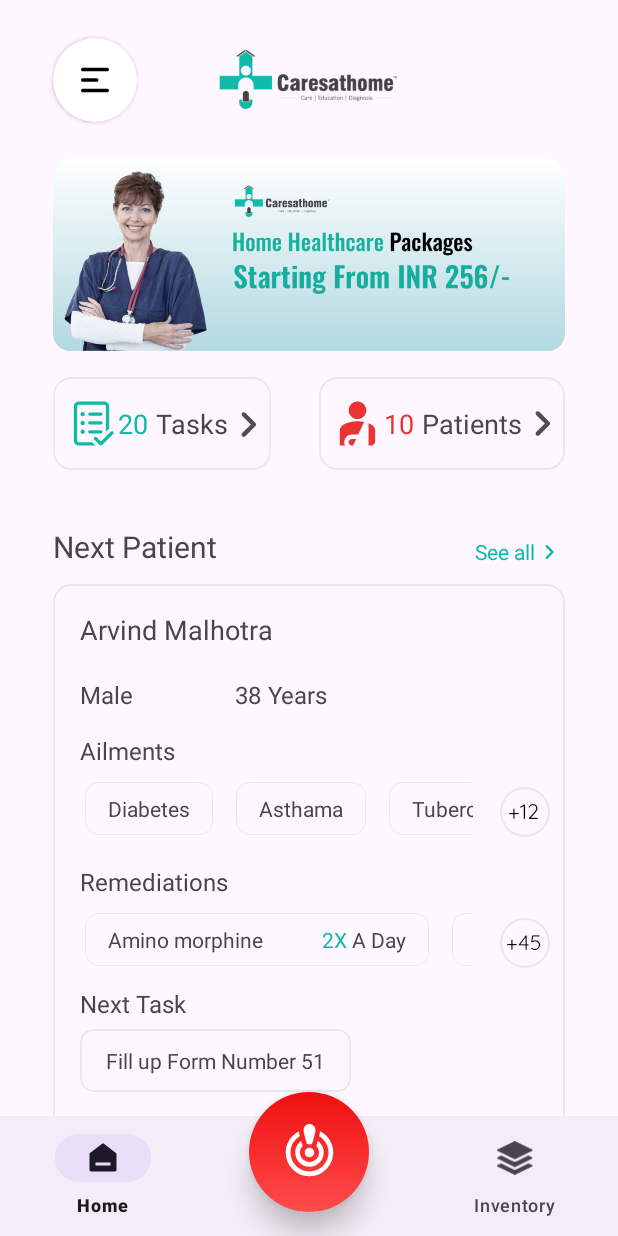
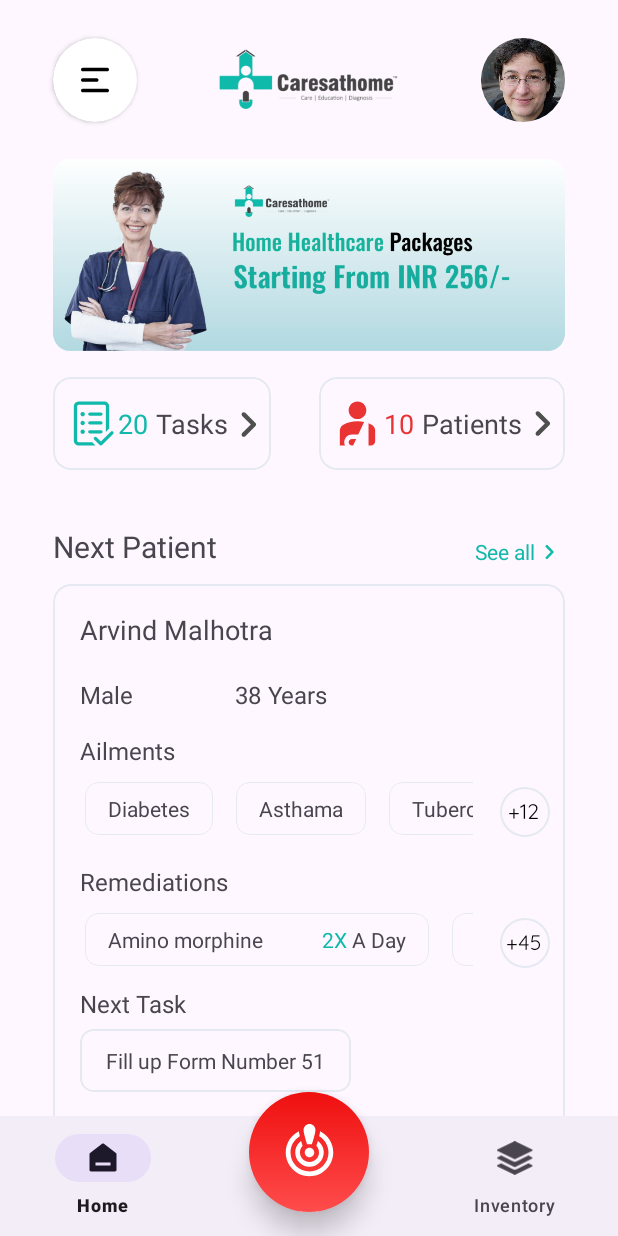
Before and after one commit to nigroborgin/semester-work-androidapp-caresathome, an Android app: the screen it shows after launch (MainActivity), on a phone screen of 412 x 824 dp. Run offline under Robolectric (Android 15) with nearby library versions, the phone set to English and light mode, and no system bars.

Commit message:
add: onClick-listeners for main activity

```diff
--- a/app/src/main/res/layout/activity_main.xml
+++ b/app/src/main/res/layout/activity_main.xml
@@ -7,6 +7,45 @@
     android:layout_height="match_parent"
     android:foregroundTint="#FFFFFF"
     tools:context=".activity.MainActivity">
+
+    <com.google.android.material.card.MaterialCardView
+        android:id="@+id/cvAvatar"
+        android:layout_width="56dp"
+        android:layout_height="56dp"
+
+        android:layout_marginTop="25dp"
+        android:layout_marginEnd="35dp"
+        app:layout_constraintEnd_toEndOf="parent"
+        app:layout_constraintTop_toTopOf="parent"
+
+        app:cardCornerRadius="56dp"
+        android:outlineAmbientShadowColor="@color/transparent"
+        android:outlineSpotShadowColor="@color/transparent"
+        app:cardBackgroundColor="@color/transparent"
+        app:cardForegroundColor="@color/transparent"
+        app:rippleColor="@color/transparent"
+        app:strokeColor="@color/transparent"
+
+        android:clickable="true"
+        android:onClick="onClickGoMyProfile">
+
+        <androidx.constraintlayout.widget.ConstraintLayout
+            android:id="@+id/clAvatar"
+            android:layout_width="match_parent"
+            android:layout_height="match_parent">
+
+            <ImageView
+                android:id="@+id/imAvatar"
+                android:layout_width="0dp"
+                android:layout_height="0dp"
+                app:layout_constraintBottom_toBottomOf="parent"
+                app:layout_constraintEnd_toEndOf="parent"
+                app:layout_constraintStart_toStartOf="parent"
+                app:layout_constraintTop_toTopOf="parent"
+                app:srcCompat="@drawable/im_avatar_default"
+                tools:srcCompat="@tools:sample/avatars" />
+        </androidx.constraintlayout.widget.ConstraintLayout>
+    </com.google.android.material.card.MaterialCardView>
 
     <androidx.cardview.widget.CardView
         android:id="@+id/cvNavBar"
@@ -23,11 +62,12 @@
         app:layout_constraintTop_toTopOf="parent">
 
         <androidx.constraintlayout.widget.ConstraintLayout
+            android:id="@+id/clNavBar"
             android:layout_width="match_parent"
             android:layout_height="match_parent">
 
             <ImageView
-                android:id="@+id/imageView"
+                android:id="@+id/imNavBar"
                 android:layout_width="28dp"
                 android:layout_height="28dp"
                 app:layout_constraintBottom_toBottomOf="parent"
@@ -47,17 +87,6 @@
         app:layout_constraintStart_toStartOf="parent"
         app:layout_constraintTop_toTopOf="parent"
         app:srcCompat="@drawable/im_viewlogo" />
-
-    <ImageView
-        android:id="@+id/imAvatar"
-        android:layout_width="56dp"
-        android:layout_height="56dp"
-        android:layout_marginTop="25dp"
-        android:layout_marginEnd="35dp"
-        android:clickable="true"
-        app:layout_constraintEnd_toEndOf="parent"
-        app:layout_constraintTop_toTopOf="parent"
-        tools:srcCompat="@tools:sample/avatars" />
 
     <ScrollView
         android:id="@+id/scrollView"
@@ -89,14 +118,12 @@
                 android:id="@+id/cvTasks"
                 android:layout_width="wrap_content"
                 android:layout_height="62dp"
-
                 android:layout_marginStart="35dp"
                 android:layout_marginTop="17dp"
                 android:clickable="true"
-
+                android:onClick="onClickGoMyTasks"
                 android:outlineAmbientShadowColor="@color/transparent"
                 android:outlineSpotShadowColor="@color/transparent"
-
                 app:cardBackgroundColor="@color/transparent"
                 app:cardCornerRadius="12dp"
                 app:cardForegroundColor="@color/transparent"
@@ -166,16 +193,14 @@
                 android:id="@+id/cvPatients"
                 android:layout_width="wrap_content"
                 android:layout_height="62dp"
-
                 android:layout_marginTop="17dp"
                 android:layout_marginEnd="35dp"
                 android:clickable="true"
+                android:onClick="onClickGoMyPatients"
                 android:outlineAmbientShadowColor="@color/transparent"
                 android:outlineSpotShadowColor="@color/transparent"
-
                 app:cardBackgroundColor="@color/transparent"
                 app:cardCornerRadius="12dp"
-
                 app:cardForegroundColor="@color/transparent"
                 app:layout_constraintBottom_toBottomOf="@+id/cvTasks"
                 app:layout_constraintEnd_toEndOf="parent"
@@ -256,6 +281,7 @@
                 android:layout_height="20dp"
                 android:layout_marginEnd="35dp"
                 android:clickable="true"
+                android:onClick="onClickGoMyPatients"
                 app:layout_constraintBottom_toBottomOf="@+id/tNextPatient"
                 app:layout_constraintEnd_toEndOf="parent">
 
@@ -377,7 +403,7 @@
 
                         android:layout_marginStart="18dp"
                         android:layout_marginTop="6dp"
-                        android:clickable="true"
+                        android:clickable="false"
                         android:outlineAmbientShadowColor="@color/transparent"
 
                         android:outlineSpotShadowColor="@color/transparent"
@@ -420,12 +446,13 @@
                         android:layout_marginTop="71dp"
                         android:layout_marginBottom="18dp"
                         android:clickable="true"
+                        android:onClick="onClickGoPatientProfile"
                         android:outlineAmbientShadowColor="@color/transparent"
+
                         android:outlineSpotShadowColor="@color/transparent"
+                        app:cardBackgroundColor="@color/transparent"
 
-                        app:cardBackgroundColor="@color/transparent"
                         app:cardCornerRadius="6dp"
-
                         app:cardForegroundColor="@color/transparent"
                         app:layout_constraintBottom_toBottomOf="parent"
                         app:layout_constraintStart_toStartOf="parent"
@@ -540,7 +567,7 @@
                         android:layout_marginStart="18dp"
                         android:layout_marginEnd="10dp"
                         android:background="@drawable/background_size_of_list_circle"
-                        android:clickable="true"
+                        android:clickable="false"
                         app:layout_constraintBottom_toBottomOf="@+id/rcvAilmentList"
                         app:layout_constraintEnd_toEndOf="parent"
                         app:layout_constraintStart_toEndOf="@+id/rcvAilmentList"
@@ -581,7 +608,7 @@
                         android:layout_marginStart="18dp"
                         android:layout_marginEnd="10dp"
                         android:background="@drawable/background_size_of_list_circle"
-                        android:clickable="true"
+                        android:clickable="false"
                         app:layout_constraintBottom_toBottomOf="@+id/rcvRemediationList"
                         app:layout_constraintEnd_toEndOf="parent"
                         app:layout_constraintStart_toEndOf="@+id/rcvRemediationList"
```
Also changed, not shown: app/src/main/AndroidManifest.xml (+13 -2 lines), app/src/main/java/ru/marsu/semester_work_androidapp_caresathome/activity/MainActivity.kt (+25 -0 lines), app/src/main/java/ru/marsu/semester_work_androidapp_caresathome/activity/MyPatientsActivity.kt (added, +21 -0 lines), app/src/main/java/ru/marsu/semester_work_androidapp_caresathome/activity/MyProfileActivity.kt (added, +21 -0 lines), app/src/main/java/ru/marsu/semester_work_androidapp_caresathome/activity/MyTasksActivity.kt (added, +21 -0 lines), app/src/main/java/ru/marsu/semester_work_androidapp_caresathome/activity/PatientProfileActivity.kt (added, +21 -0 lines), app/src/main/res/layout/activity_my_patients.xml (added, +20 -0 lines), app/src/main/res/layout/activity_my_profile.xml (added, +20 -0 lines), app/src/main/res/layout/activity_my_tasks.xml (added, +20 -0 lines), app/src/main/res/layout/activity_patient_profile.xml (added, +20 -0 lines), app/src/main/res/drawable/im_avatar.jpg (added), 1 other file.
